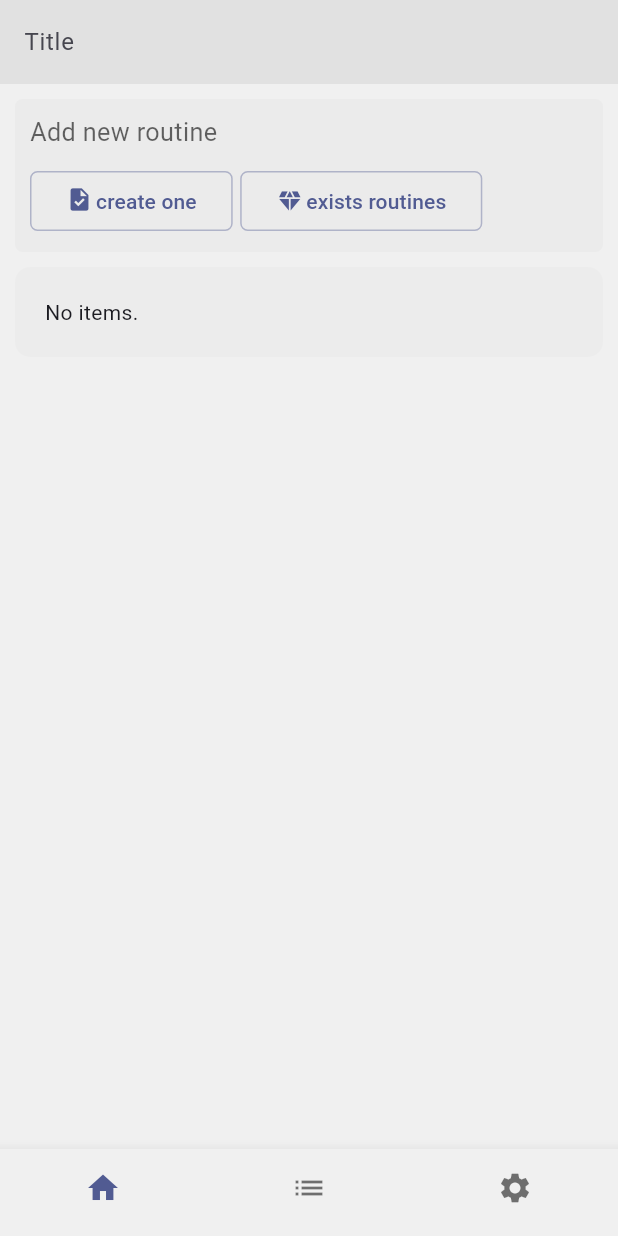
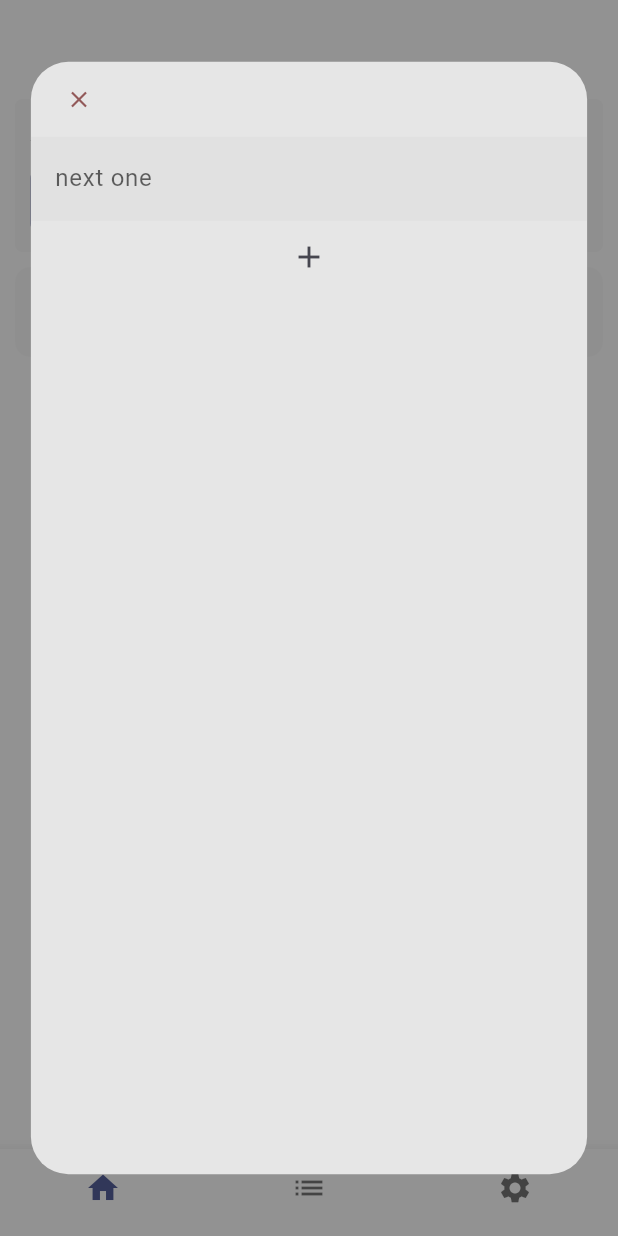
Before and after one commit to moSa963/push_up_flutter, a Flutter app: the screen it shows after launch, after a tap on "create one", on a phone screen of 412 x 824 dp. Run offline on Flutter 3.47's test engine with Material 3 defaults, Android fonts, the phone set to English and light mode, and no system bars.

Commit message:
Adding routine dialog

```diff
--- a/lib/widgets/dialogs/create_routine_dialog.dart
+++ b/lib/widgets/dialogs/create_routine_dialog.dart
@@ -1,5 +1,8 @@
 import 'package:flutter/material.dart';
-import 'package:push_up_flutter/widgets/dialogs/list_dialog.dart';
+import 'package:push_up_flutter/models/routine_model.dart';
+import 'package:push_up_flutter/widgets/dialogs/dialog_button.dart';
+import 'package:push_up_flutter/widgets/dialogs/navigable_dialog.dart';
+import 'package:push_up_flutter/widgets/exercise_form.dart';
 
 class CreateRoutineDialogs extends StatefulWidget {
   const CreateRoutineDialogs({super.key});
@@ -9,25 +12,52 @@ class CreateRoutineDialogs extends StatefulWidget {
 }
 
 class _CreateRoutineDialogsState extends State<CreateRoutineDialogs> {
+  final RoutineModel _routine = RoutineModel(name: "");
+  final _key = ExerciseForm.globalKey;
+
   @override
   Widget build(BuildContext context) {
-    return ListDialog(
-      child: ListView(
+    return NavigableDialog(
+      builder: (push, pop) {
+        return ListView(
           children: [
             TextField(
               decoration: InputDecoration(
                 filled: true,
-              labelText: 'Title',
+                labelText: 'next one',
+                labelStyle: TextStyle(color: Theme.of(context).hintColor),
                 border: InputBorder.none,
-              fillColor: Theme.of(context).colorScheme.surfaceContainerHighest,
+                fillColor: Theme.of(
+                  context,
+                ).colorScheme.surfaceContainerHighest,
+              ),
+              onChanged: (value) {
+                setState(() {
+                  _routine.name = value;
+                });
+              },
             ),
 
-            onChanged: (text) {
-              print(text);
+            IconButton(
+              onPressed: () => push(ExerciseForm(key: _key), [
+                DialogButton(
+                  onPressed: () {
+                    final ex = _key.currentState?.exercise;
+
+                    if (ex != null) {
+                      _routine.exercises.add(ex);
+                    }
+
+                    pop();
                   },
+                  child: Icon(Icons.check),
+                ),
+              ]),
+              icon: Icon(Icons.add),
             ),
           ],
-      ),
+        );
+      },
     );
   }
 }
```
Lines whose indentation alone changed are shown as unchanged.
